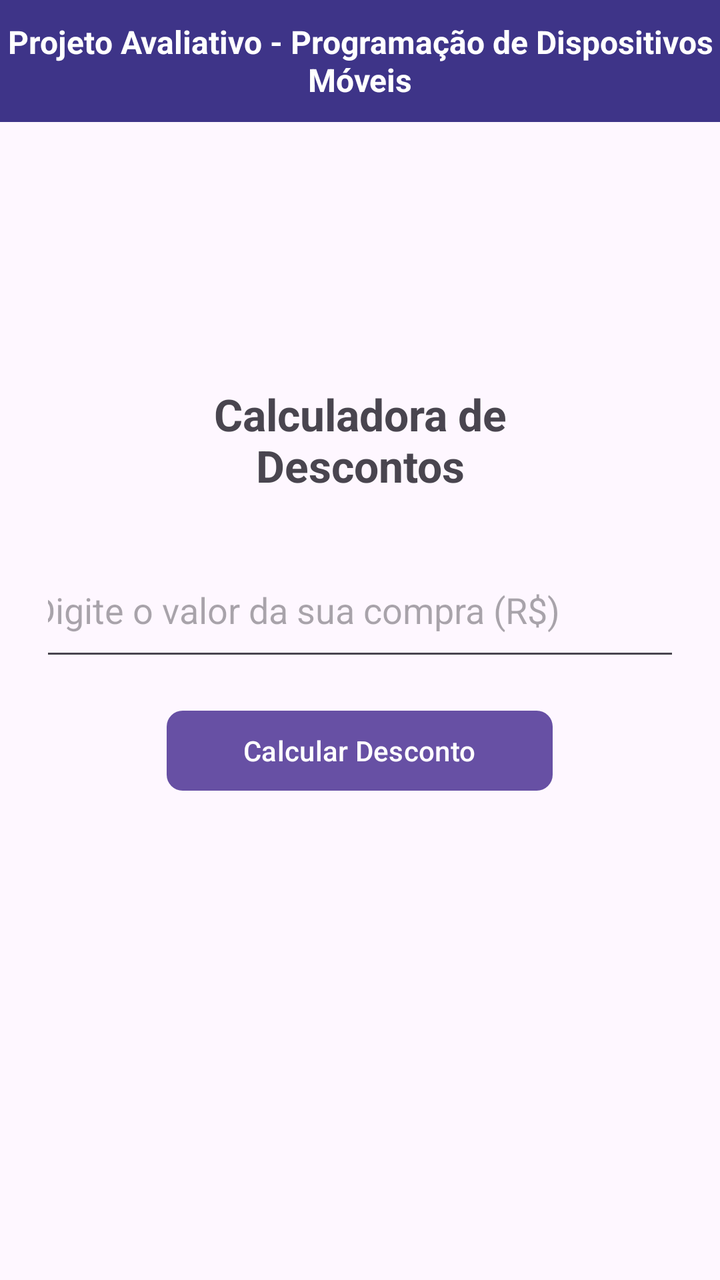
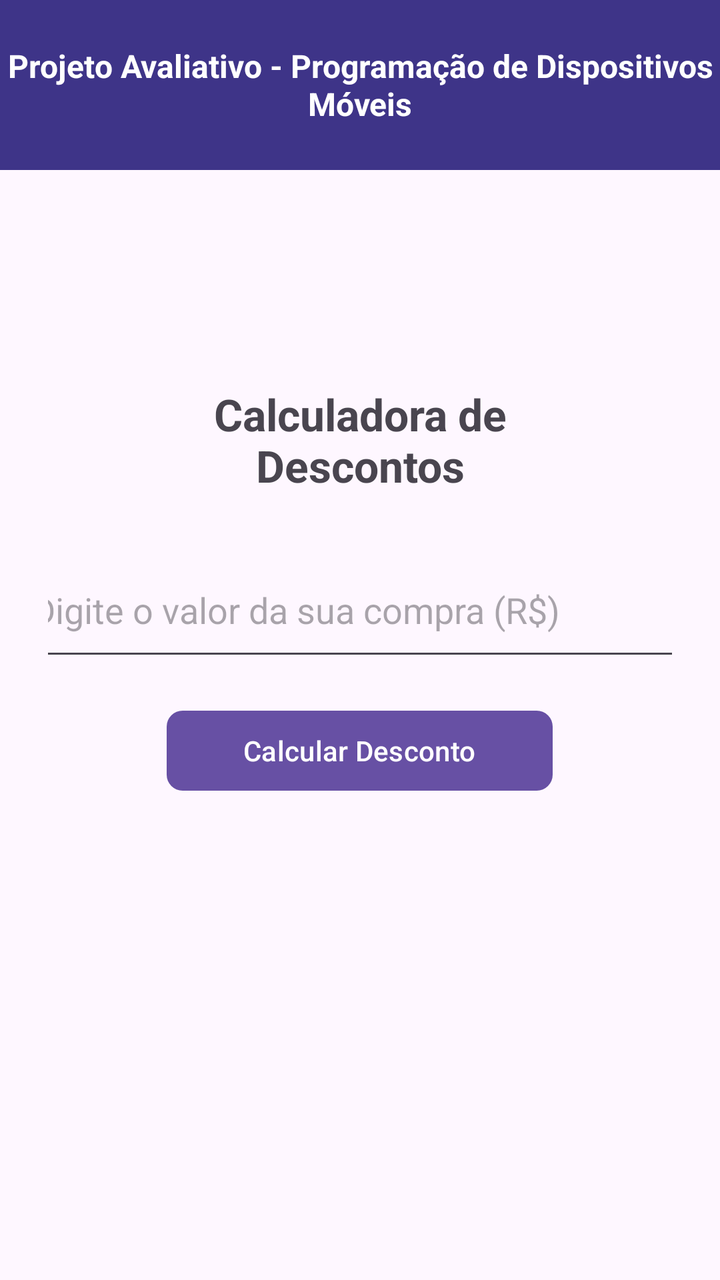

An Android layout rendered at two revisions. The XML below is the earlier revision; the diff shows what the commit changed to produce the second picture.
<!-- AndroidManifest.xml: application theme Theme.ProjCalculoDeDesconto -->
<!-- res/layout/activity_main.xml -->
<?xml version="1.0" encoding="utf-8"?>
<androidx.constraintlayout.widget.ConstraintLayout xmlns:android="http://schemas.android.com/apk/res/android"
    xmlns:app="http://schemas.android.com/apk/res-auto"
    xmlns:tools="http://schemas.android.com/tools"
    android:id="@+id/main"
    android:layout_width="match_parent"
    android:layout_height="match_parent"
    tools:context=".MainActivity">


    <LinearLayout
        android:layout_width="match_parent"
        android:layout_height="match_parent"
        android:orientation="horizontal">

        <TextView
            android:layout_width="436dp"
            android:layout_height="61dp"
            android:layout_weight="1"
            android:background="#3E3488"
            android:text="Projeto Avaliativo - Programação de Dispositivos Móveis"
            android:textAlignment="center"
            android:gravity="center"
            android:textColor="#FFFFFF"
            android:textSize="16sp"
            android:textStyle="bold" />

    </LinearLayout>

    <LinearLayout
        android:layout_width="match_parent"
        android:layout_height="match_parent"
        android:gravity="center"
        android:orientation="vertical"
        android:padding="24dp"
        tools:context=".MainActivity">

        <TextView
            android:id="@+id/titulo"
            android:layout_width="238dp"
            android:layout_height="wrap_content"
            android:layout_marginBottom="24dp"
            android:text="Calculadora de Descontos"
            android:textSize="22sp"
            android:textStyle="bold"
            android:textAlignment="center"/>

        <EditText
            android:id="@+id/editValorCompra"
            android:layout_width="336dp"
            android:layout_height="64dp"
            android:layout_marginBottom="16dp"
            android:hint="Digite o valor da sua compra (R$)"
            android:inputType="numberDecimal" />

        <Button
            android:id="@+id/btnCalcular"
            android:layout_width="193dp"
            android:layout_height="wrap_content"
            android:layout_marginBottom="24dp"
            app:cornerRadius="8dp"
            android:text="Calcular Desconto" />

        <TextView
            android:id="@+id/txtResultado"
            android:layout_width="wrap_content"
            android:layout_height="wrap_content"
            android:textSize="18sp" />

    </LinearLayout>

</androidx.constraintlayout.widget.ConstraintLayout>
<!-- resources referenced by this layout -->
<resources>
  <style name="Theme.ProjCalculoDeDesconto" parent="Base.Theme.ProjCalculoDeDesconto" />
  <style name="Base.Theme.ProjCalculoDeDesconto" parent="Theme.Material3.DayNight.NoActionBar">
          
          
      </style>
</resources>

<!-- the commit's change to res/layout/activity_main.xml (unified diff, before → after) -->
@@ -15,12 +15,12 @@
 
         <TextView
             android:layout_width="436dp"
-            android:layout_height="61dp"
+            android:layout_height="85dp"
             android:layout_weight="1"
             android:background="#3E3488"
+            android:gravity="center"
             android:text="Projeto Avaliativo - Programação de Dispositivos Móveis"
             android:textAlignment="center"
-            android:gravity="center"
             android:textColor="#FFFFFF"
             android:textSize="16sp"
             android:textStyle="bold" />
